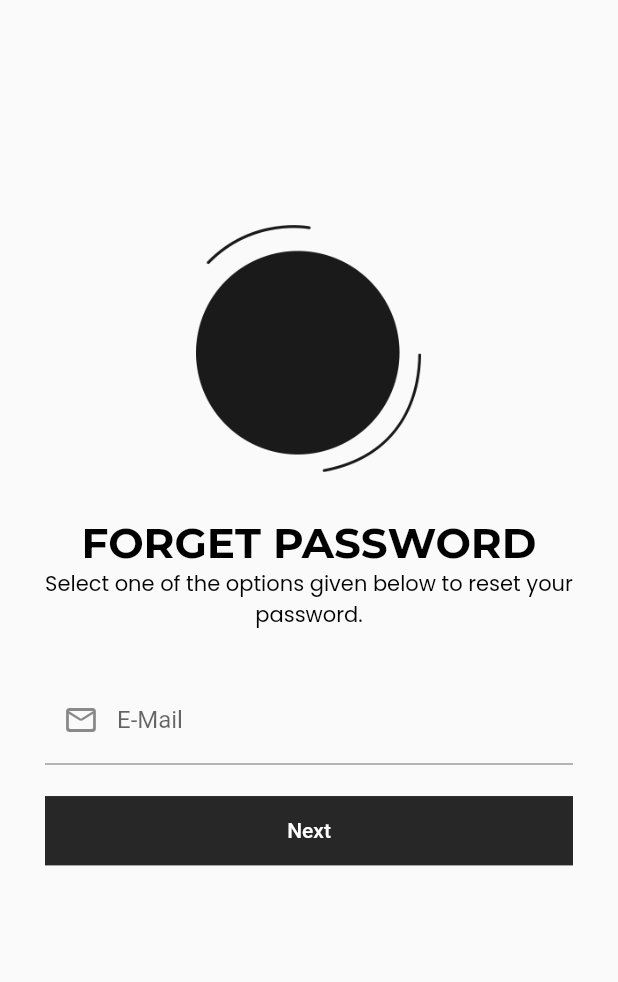
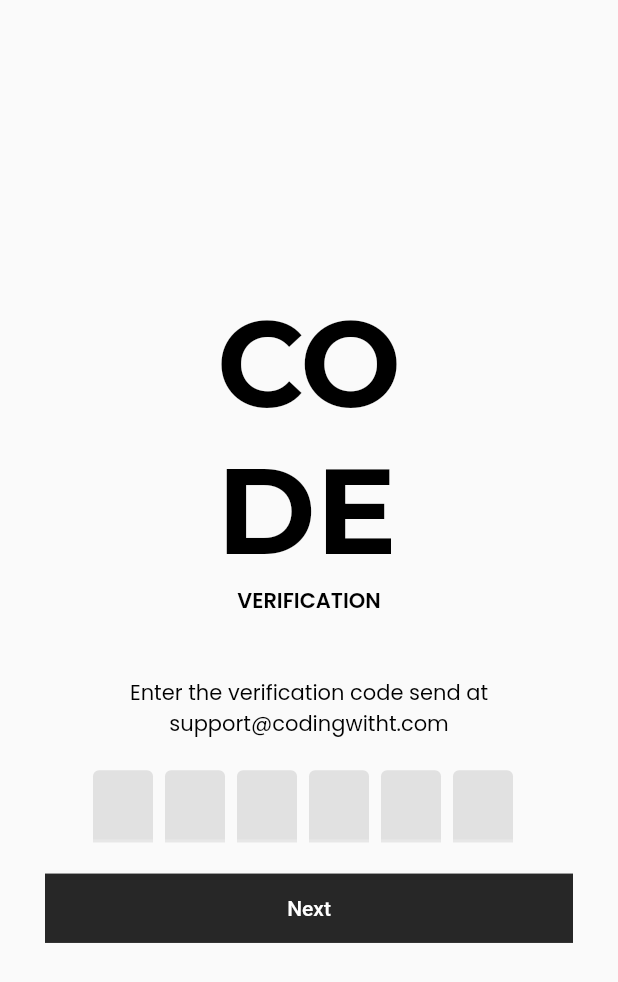
Before and after one commit to kyanhtrang/NT114.N21_FINALPROJECT, a Flutter app: the ForgetPasswordMailScreen screen opened directly, after a tap on "Next", on a phone screen of 412 x 824 dp. Shown: the top 982 px of the screen. Run offline on Flutter 3.47's test engine with Material 2 defaults, Android fonts, the light colour scheme and no system bars; drawn by our look-alikes of flutter_otp_text_field; our stand-ins replace get, google_fonts, liquid_swipe, smooth_page_indicator.

Commit message:
add mail otp screen

```diff
--- a/final_project/lib/src/constants/text_strings.dart
+++ b/final_project/lib/src/constants/text_strings.dart
@@ -50,3 +50,8 @@
 
 // -- Forget Password Via E-Mail - Text
 const String tForgetMailSubTitle = "Enter your registered E-Mail to receive OTP";
+
+// --OTP Screen - Text
+const String tOtpTitle = "CO\nDE";
+const String tOtpSubTitle = "Verification";
+const String tOtpMessage = "Enter the verification code send at ";
--- a/final_project/lib/src/features/authentication/screens/forget_password/forget_password_mail/forget_password_mail.dart
+++ b/final_project/lib/src/features/authentication/screens/forget_password/forget_password_mail/forget_password_mail.dart
@@ -7,6 +7,7 @@
 import '../../../../../constants/images_strings.dart';
 import '../../../../../constants/sizes.dart';
 import '../../../../../constants/text_strings.dart';
+import '../forget_password_otp/otp_screen.dart';
 
 class ForgetPasswordMailScreen extends StatelessWidget {
   const ForgetPasswordMailScreen({Key? key}) : super(key: key);
@@ -44,7 +45,7 @@
                           width: double.infinity,
                           child: ElevatedButton(
                               onPressed: () {
-                                /*Get.to(() => const OTPScreen());*/
+                                Get.to(() => const OTPScreen());
                               },
                               child: const Text(tNext))),
                     ],
--- a/final_project/lib/src/features/authentication/screens/forget_password/forget_password_options/bottom_sheet_button_widget.dart
+++ b/final_project/lib/src/features/authentication/screens/forget_password/forget_password_options/bottom_sheet_button_widget.dart
@@ -19,7 +19,9 @@
     return GestureDetector(
       onTap: onTap,
       child: Container(
-        padding: const EdgeInsets.symmetric(vertical: 20, horizontal: 10.0),
+        padding: const EdgeInsets.symmetric(
+            vertical: 20,
+            horizontal: 10.0),
         decoration: BoxDecoration(
           borderRadius: BorderRadius.circular(10.0),
           color: Colors.grey.shade200,
--- /dev/null
+++ b/final_project/lib/src/features/authentication/screens/forget_password/forget_password_otp/otp_screen.dart
@@ -0,0 +1,46 @@
+import 'package:flutter/cupertino.dart';
+import 'package:flutter/material.dart';
+import 'package:flutter_otp_text_field/flutter_otp_text_field.dart';
+import 'package:google_fonts/google_fonts.dart';
+
+import '../../../../../constants/sizes.dart';
+import '../../../../../constants/text_strings.dart';
+
+class OTPScreen extends StatelessWidget {
+  const OTPScreen({Key? key}) : super(key: key);
+
+  @override
+  Widget build(BuildContext context) {
+    return Scaffold(
+      body: Container(
+        padding: const EdgeInsets.all(tDefaultSize),
+        child: Column(
+          mainAxisAlignment: MainAxisAlignment.center,
+          children: [
+            Text(
+              tOtpTitle,
+              style: GoogleFonts.montserrat(fontWeight: FontWeight.bold, fontSize: 80.0),
+            ),
+            Text(tOtpSubTitle.toUpperCase(), style: Theme.of(context).textTheme.headline6),
+            const SizedBox(height: 40.0),
+            const Text("$tOtpMessage support@codingwitht.com", textAlign: TextAlign.center),
+            const SizedBox(height: 20.0),
+            OtpTextField(
+                mainAxisAlignment: MainAxisAlignment.center,
+                numberOfFields: 6,
+                fillColor: Colors.black.withOpacity(0.1),
+                filled: true,
+                onSubmit: (code) => print("OTP is => $code")),
+            const SizedBox(height: 20.0),
+            SizedBox(
+              width: double.infinity,
+              child: ElevatedButton(
+                  onPressed: () {},
+                  child: const Text(tNext)),
+            ),
+          ],
+        ),
+      ),
+    );
+  }
+}
--- a/final_project/pubspec.yaml
+++ b/final_project/pubspec.yaml
@@ -39,6 +39,7 @@
   get: #latest
   liquid_swipe: #latest
   smooth_page_indicator: #latest
+  flutter_otp_text_field: #latest
 
 dev_dependencies:
   flutter_test:
```
Also changed, not shown: final_project/pubspec.lock, 9 other files.
